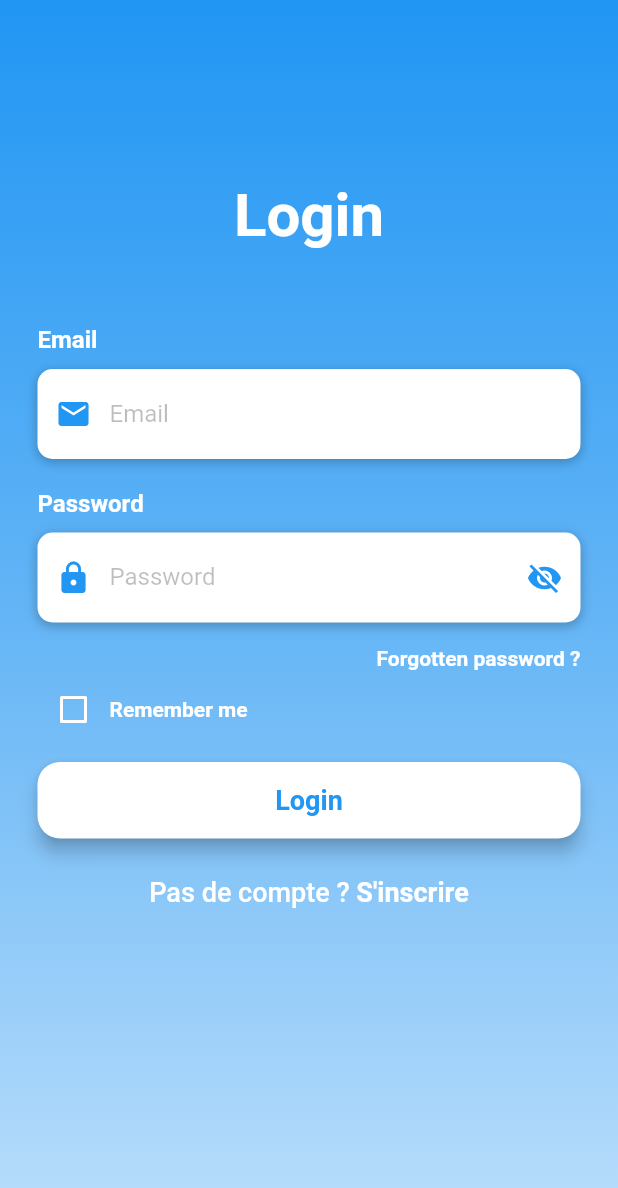
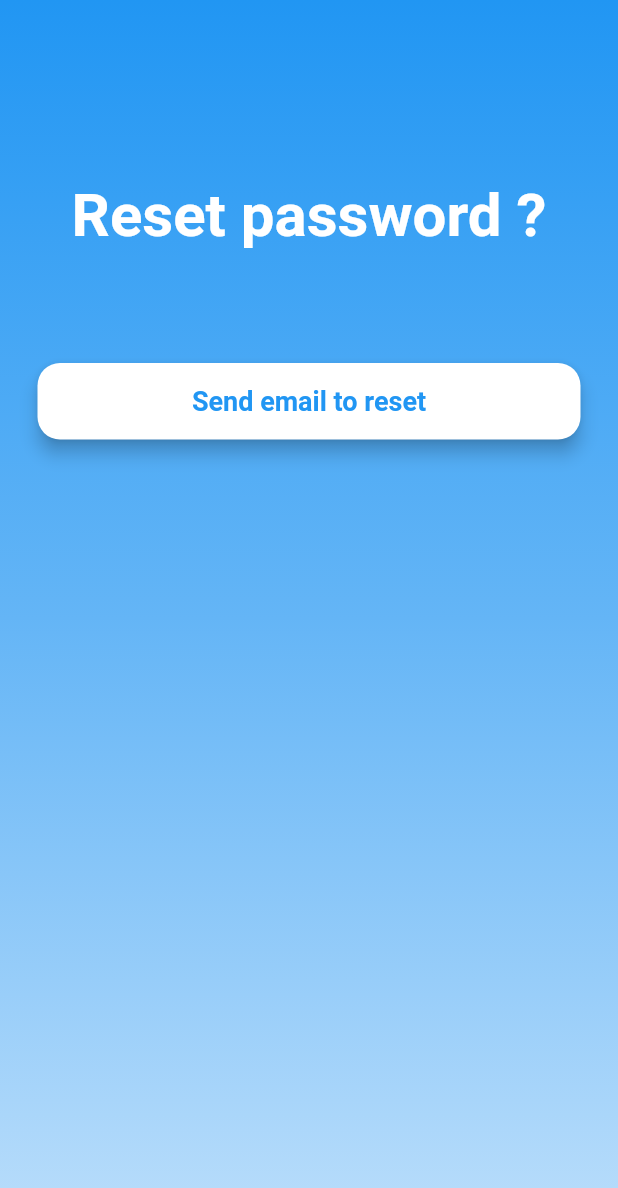
Before and after one commit to flo2517/PcController, a Flutter app: the screen it shows after launch, after a tap on "Forgotten password ?", on a phone screen of 412 x 824 dp. Shown: the top 1188 px of the screen. Run offline on Flutter 3.47's test engine with Material 2 defaults, Android fonts, the phone set to English and light mode, and no system bars; our stand-ins replace shared_preferences.

Commit message:
actualisation du token + CSS télécommande ajustée au reste + page edit device et forget password commencée

```diff
--- a/flutter_app/lib/information.dart
+++ b/flutter_app/lib/information.dart
@@ -9,9 +9,15 @@ class information {
    String? password;
    bool isConnected = false;
    var token;
+
+
+
    var refreshToken;
    var computerId;
 
+   void setToken(token){
+      this.token = token;
+   }
 
    void connexion (json, email, password){
       this.email = email;
--- a/flutter_app/lib/main.dart
+++ b/flutter_app/lib/main.dart
@@ -16,8 +16,8 @@ void main(){
 }
 
 class MyApp extends StatelessWidget {
-  // final String url  ="http://192.168.0.232:8080";
-  final String url = "http://local.thrallweb.fr:8080";
+  // final String url  ="http://192.168.82.35:8080";
+  final String url = "http://pandapp.thrallweb.fr";
   information infos = information();
 
   MyApp({Key? key}) {
--- /dev/null
+++ b/flutter_app/lib/pages/forget_password.dart
@@ -0,0 +1,184 @@
+// ignore_for_file: prefer_const_literals_to_create_immutables, prefer_const_constructors
+
+import 'dart:convert';
+import 'dart:developer';
+
+
+
+import 'package:flutter/material.dart';
+import 'package:flutter/services.dart';
+import 'package:flutter_app/information.dart';
+import 'package:flutter_app/input_validator.dart';
+import 'package:flutter_app/pages/computer_chose.dart';
+import 'package:flutter_app/pages/control_page.dart';
+import 'package:flutter_app/pages/sign_in.dart';
+import 'package:http/http.dart';
+import 'package:shared_preferences/shared_preferences.dart';
+
+class forgotPass extends StatefulWidget {
+  final String url;
+  information infos;
+  // login({Key? key}) :
+
+  forgotPass({
+    Key? key,
+    required this.url,
+    required this.infos
+  }) : super(key: key);
+
+  @override
+  _forgotPassState createState() => _forgotPassState();
+}
+
+class _forgotPassState extends State<forgotPass> {
+  bool hidePassword = true;
+  bool rememberMe = false;
+  TextEditingController _emailCo = TextEditingController();
+  TextEditingController _pswdCo = TextEditingController();
+
+
+
+
+  void snackBarMessage(String msg){
+    ScaffoldMessenger.of(context).showSnackBar(SnackBar(
+      content:  Text(msg),
+      duration: const Duration(seconds: 5),
+      // action: SnackBarAction(
+      //   label: 'ACTION',
+      //   onPressed: () { },
+      // ),
+    ));
+  }
+
+  void loginRequest() async{
+    try {
+      var response = await post(Uri.parse(widget.url+"/login"),body: {
+        "email" : _emailCo.text,
+        "password" : _pswdCo.text
+      });
+      log(response.body);
+
+      print(response.body);
+
+      if(response.statusCode==200){
+        widget.infos.connexion(jsonDecode(response.body), _emailCo.text,  _pswdCo.text);
+        widget.infos.print();
+        if(rememberMe) {
+          log(json.encode(widget.infos.toJson()));
+          widget.infos.updateJson();
+
+          //prefs.setString("infos", json.encode(widget.infos.toJson()));
+          // prefs.setString("email", _emailCo.text);
+          // prefs.setString("password", _pswdCo.text);
+        }
+        else {
+          //   prefs.remove("email");
+          //   prefs.remove("password");
+          //
+          // prefs.remove("infos");
+          widget.infos.deleteJson();
+        }
+
+        Navigator.push(context, MaterialPageRoute(builder: (context)=> computer_chose(url : widget.url, infos : widget.infos)));
+
+
+        return;
+      }else{
+        snackBarMessage(jsonDecode(response.body)["message"]);
+        return;
+      }
+    } catch (err) {
+      log(err.toString());
+
+    }
+  }
+
+
+  Widget buildResetBtn(){
+    return Container(
+      padding: EdgeInsets.symmetric(vertical: 25),
+      width: double.infinity,
+      child: RaisedButton(
+        elevation: 5,
+        onPressed: ()=> {
+          // Navigator.of(context).(MaterialPageRoute(
+          //     builder: (context)=>Remote()
+          // ))
+          print(_emailCo.text+" "+_pswdCo.text),
+          if(EmailValidator.Validate(_emailCo.text,context) && PasswordValidator.Validate(_pswdCo.text, context)){
+            loginRequest()
+          }
+
+        } ,
+        padding: EdgeInsets.all(15),
+        shape: RoundedRectangleBorder(
+            borderRadius: BorderRadius.circular(15)
+        ),
+        color: Colors.white,
+        child: Text(
+          'Send email to reset',
+          style: TextStyle(
+              color : Colors.blue,
+              fontSize: 18,
+              fontWeight: FontWeight.bold
+          ),
+        ) ,
+      ),
+    );
+  }
+
+  @override
+  Widget build(BuildContext context) {
+    return Scaffold(
+      body: AnnotatedRegion<SystemUiOverlayStyle>(
+        value: SystemUiOverlayStyle.light,
+        child: GestureDetector(
+          child: Stack(
+            children: <Widget>[
+              Container(
+                height: double.infinity,
+                width: double.infinity,
+                decoration: BoxDecoration(
+                    gradient: LinearGradient(
+                        begin: Alignment.topCenter,
+                        end: Alignment.bottomCenter,
+                        colors: [
+                          Colors.blue,
+                          Colors.blue[300]!,
+                          Colors.blue[100]!,
+
+                        ]
+                    )
+                ),
+                child: SingleChildScrollView(
+
+                  padding: EdgeInsets.symmetric(
+                      horizontal: 25,
+                      vertical: 120
+                  ),
+                  child: Column(
+                    mainAxisAlignment: MainAxisAlignment.center,
+                    children: <Widget>[
+                      Text(
+                        "Reset password ?",
+                        style : TextStyle(
+                            color : Colors.white,
+                            fontSize: 40,
+                            fontWeight: FontWeight.bold
+                        ),
+                      ),
+                      SizedBox(height: 50),
+
+                      buildResetBtn(),
+
+                    ],
+                  ),
+                ),
+              )
+            ],
+          ),
+        ),
+      ),
+    );
+  }
+}
--- a/flutter_app/lib/pages/login_page.dart
+++ b/flutter_app/lib/pages/login_page.dart
@@ -14,6 +14,8 @@ import 'package:flutter_app/pages/control_page.dart';
 import 'package:flutter_app/pages/sign_in.dart';
 import 'package:http/http.dart';
 import 'package:shared_preferences/shared_preferences.dart';
+
+import 'forget_password.dart';
 
 class login extends StatefulWidget {
   final String url;
@@ -93,6 +95,7 @@ class _loginState extends State<login> {
   }
 
   void loginRequest() async{
+    try {
       var response = await post(Uri.parse(widget.url+"/login"),body: {
         "email" : _emailCo.text,
         "password" : _pswdCo.text
@@ -127,6 +130,10 @@ class _loginState extends State<login> {
       }else{
         snackBarMessage(jsonDecode(response.body)["message"]);
         return;
+      }
+    } catch (err) {
+      log(err.toString());
+
     }
   }
 
@@ -253,6 +260,7 @@ class _loginState extends State<login> {
       alignment: Alignment.centerRight,
       child: FlatButton(
         onPressed:( ) =>{
+        Navigator.push(context, MaterialPageRoute(builder: (context)=> forgotPass(url : widget.url, infos : widget.infos)))
 
       },
         padding: EdgeInsets.only(right: 0),
```
Also changed, not shown: flutter_app/lib/pages/computer_chose.dart (+41 -32 lines), flutter_app/lib/pages/control_page.dart (+93 -12 lines), flutter_app/lib/pages/edit_device.dart (added, +272 -0 lines), flutter_app/pubspec.lock. Lines whose indentation alone changed are shown as unchanged.
